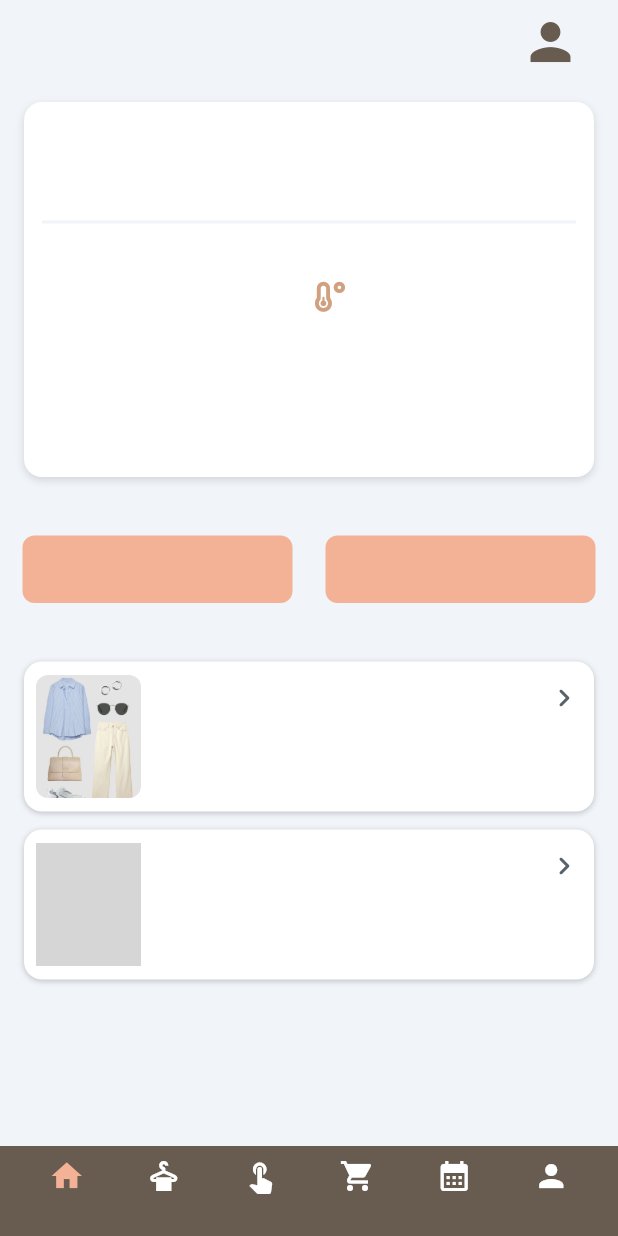
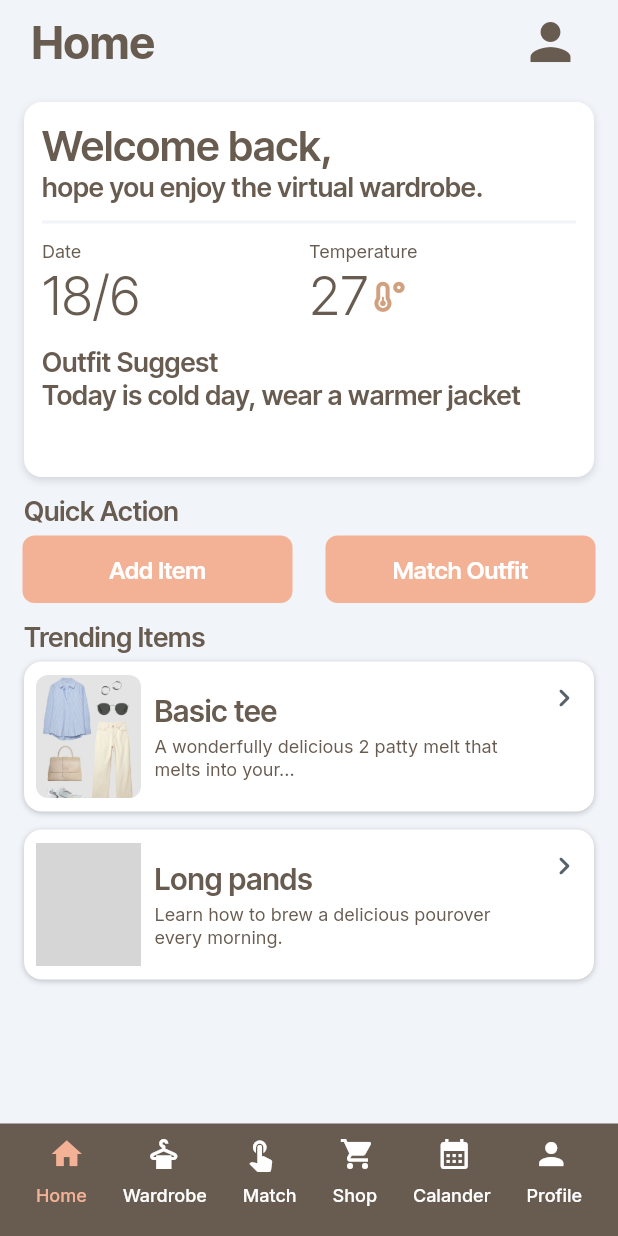
Before and after one commit to rexkan/Pakaije, a Flutter app: the HomePageWidget screen opened by its route, on a phone screen of 412 x 824 dp. Run offline on Flutter 3.47's test engine with Material 3 defaults, Android fonts, the phone set to English and light mode, and no system bars; drawn by our look-alikes of auto_size_text; our stand-ins replace cached_network_image, cloud_firestore, dropdown_button2, equatable, file_picker, firebase_auth and 20 more; missing offline and left inert: json_path, mime_type; accounts and stored records are empty; network calls fail; grey boxes are pictures that could not be loaded.

Commit message:
test home page
internationalization show words

create home page test.dart

```diff
--- a/lib/flutter_flow/internationalization.dart
+++ b/lib/flutter_flow/internationalization.dart
@@ -1583,99 +1583,99 @@
   {
     '5ppbgqhi': {
       'zh_Hans': 'Home',
-      'en': '',
+      'en': 'Home',
     },
     'ljy2dica': {
       'zh_Hans': 'Welcome back,',
-      'en': '',
+      'en': 'Welcome back,',
     },
     '7ylrldap': {
       'zh_Hans': 'hope you enjoy the virtual wardrobe.',
-      'en': '',
+      'en': 'hope you enjoy the virtual wardrobe.',
     },
     'z7zma923': {
       'zh_Hans': 'Date',
-      'en': '',
+      'en': 'Date',
     },
     'a3rgpvwx': {
       'zh_Hans': '18/6',
-      'en': '',
+      'en': '18/6',
     },
     '7l2m0dmr': {
       'zh_Hans': 'Temperature',
-      'en': '',
+      'en': 'Temperature',
     },
     'omhhl9gx': {
       'zh_Hans': '27',
-      'en': '',
+      'en': '27',
     },
     '8nn2q56u': {
       'zh_Hans': 'Outfit Suggest',
-      'en': '',
+      'en': 'Outfit Suggest',
     },
     '9rqy3n49': {
-      'zh_Hans': '',
-      'en': '',
+      'zh_Hans': 'Today is cold day, wear a warmer jacket',
+      'en': 'Today is cold day, wear a warmer jacket',
     },
     'fca3pt0z': {
       'zh_Hans': 'Quick Action',
-      'en': '',
+      'en': 'Quick Action',
     },
     '9aptqlfu': {
       'zh_Hans': 'Add Item',
-      'en': '',
+      'en': 'Add Item',
     },
     'coav3yn9': {
       'zh_Hans': 'Match Outfit',
-      'en': '',
+      'en': 'Match Outfit',
     },
     'hi7i3b2j': {
       'zh_Hans': 'Trending Items',
-      'en': '',
+      'en': 'Trending Items',
     },
     '5tcd6ojt': {
       'zh_Hans': 'Basic tee',
-      'en': '',
+      'en': 'Basic tee',
     },
     'p2v94voy': {
       'zh_Hans': 'A wonderfully delicious 2 patty melt that melts into your...',
-      'en': '',
+      'en': 'A wonderfully delicious 2 patty melt that melts into your...',
     },
     'pzoni9ux': {
       'zh_Hans': 'Long pands',
-      'en': '',
+      'en': 'Long pands',
     },
     '4wwcnrjk': {
       'zh_Hans': 'Learn how to brew a delicious pourover every morning.',
-      'en': '',
+      'en': 'Learn how to brew a delicious pourover every morning.',
     },
     'syg4oh76': {
       'zh_Hans': 'Home',
-      'en': '',
+      'en': 'Home',
     },
     '8pv8eu1d': {
       'zh_Hans': 'Wardrobe',
-      'en': '',
+      'en': 'Wardrobe',
     },
     'p35nqmcv': {
       'zh_Hans': 'Match',
-      'en': '',
+      'en': 'Match',
     },
     'egb8i29n': {
       'zh_Hans': 'Shop',
-      'en': '',
+      'en': 'Shop',
     },
     'bzj3zlzq': {
       'zh_Hans': 'Calander',
-      'en': '',
+      'en': 'Calander',
     },
     'zbeaamf9': {
       'zh_Hans': 'Profile',
-      'en': '',
+      'en': 'Profile',
     },
     'wtb0bf9n': {
       'zh_Hans': 'Home',
-      'en': '',
+      'en': 'Home',
     },
   },
   // OutfitPlanner2
--- a/lib/user/home_page/home_page_widget.dart
+++ b/lib/user/home_page/home_page_widget.dart
@@ -891,7 +891,7 @@
               alignment: AlignmentDirectional(-1.0, 1.0),
               child: Container(
                 width: double.infinity,
-                height: 60.0,
+                height: 75.0,
                 decoration: BoxDecoration(
                   color: FlutterFlowTheme.of(context).underground,
                 ),
--- a/pubspec.yaml
+++ b/pubspec.yaml
@@ -18,7 +18,7 @@
 version: 1.0.0+1
 
 environment:
-  sdk: ">=3.0.0 <4.0.0"
+  sdk: ">=3.2.0 <4.0.0"
 
 dependencies:
   flutter:
@@ -74,7 +74,7 @@
   image_picker_macos: 0.2.1+2
   image_picker_platform_interface: 2.10.1
   image_picker_windows: 0.2.1+1
-  intl: 0.20.2
+  intl: ^0.20.2
   json_path: 0.7.2
   mime_type: 1.0.0
   page_transition: 2.1.0
```
Also changed, not shown: lib/main_test.dart (added, +46 -0 lines), 2 other files.
